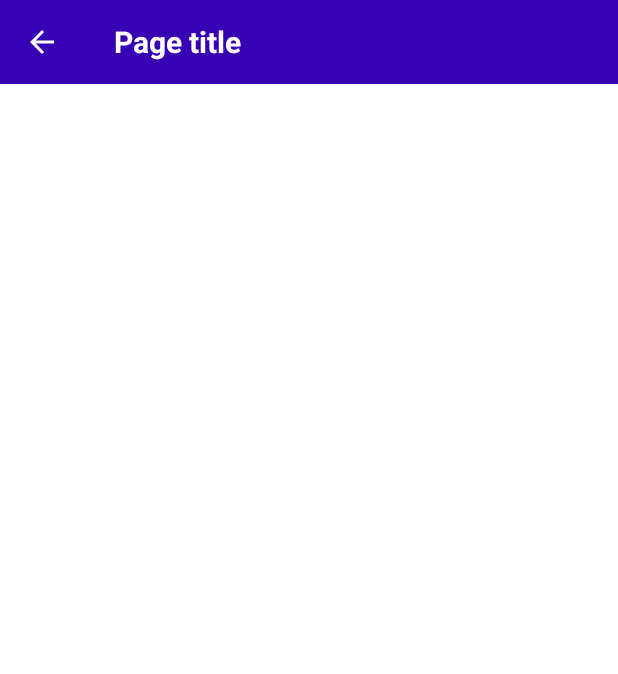
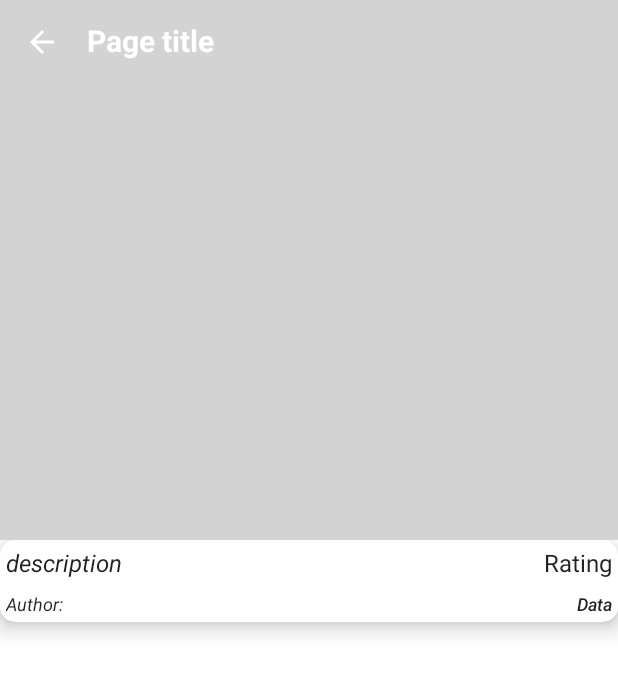
Before and after one commit to jalgas93/Dagger2NewExample, an Android app: the layout fragment_detail.xml on its own in the app's theme, with its tools: preview values and no code run, on a phone screen of 412 x 824 dp. Shown: the top 674 px of the screen. Run offline under Robolectric (Android 15) with nearby library versions, the phone set to English and light mode, and no system bars.

Commit message:
detailFragment collapsingToolbarLayout готов!!!

```diff
--- a/app/build.gradle
+++ b/app/build.gradle
@@ -45,7 +45,7 @@ dependencies {
     implementation "org.jetbrains.kotlin:kotlin-stdlib:$kotlin_version"
     implementation 'androidx.core:core-ktx:1.3.2'
     implementation 'androidx.appcompat:appcompat:1.2.0'
-    implementation 'com.google.android.material:material:1.3.0'
+    implementation  'com.google.android.material:material:1.3.0-rc01'
     implementation 'androidx.constraintlayout:constraintlayout:2.0.4'
     implementation 'androidx.navigation:navigation-fragment-ktx:2.3.3'
     implementation 'androidx.navigation:navigation-ui-ktx:2.3.3'
--- a/app/src/main/java/com/example/dagger2newexample/presentations/detailFragment/DetailFragment.kt
+++ b/app/src/main/java/com/example/dagger2newexample/presentations/detailFragment/DetailFragment.kt
@@ -9,6 +9,7 @@ import android.view.ViewGroup
 import androidx.navigation.Navigation
 import androidx.navigation.fragment.navArgs
 import androidx.recyclerview.widget.LinearLayoutManager
+import com.bumptech.glide.Glide
 import com.example.dagger2newexample.App
 import com.example.dagger2newexample.databinding.FragmentDetailBinding
 import com.example.dagger2newexample.network.RetrofitModel
@@ -60,11 +61,11 @@ class DetailFragment : Fragment() {
 
     private fun setupRecyclerView() {
         var adapter = DetailAdapter()
-        mBinding.rvDetailFragment.apply {
-            this.adapter = adapter
-            layoutManager =
-                LinearLayoutManager(requireContext(), LinearLayoutManager.VERTICAL, false)
-        }
+//        mBinding.rvDetailFragment.apply {
+//            this.adapter = adapter
+//            layoutManager =
+//                LinearLayoutManager(requireContext(), LinearLayoutManager.VERTICAL, false)
+//        }
 
         adapter.setItemClick {
             var action = DetailFragmentDirections.actionDetailFragmentToWebFragment(it)
@@ -72,6 +73,16 @@ class DetailFragment : Fragment() {
         }
            var a = listOf(args.data)
           adapter.submitList(a as List<RetrofitModel>)
+
+        mBinding.tvText.append(args.data?.publisher)
+        mBinding.tvRating.text = args.data?.rating.toString()
+        mBinding.tvData.text = args.data?.dateAdded
+
+
+        args.data?.ingredients?.forEachIndexed { index, value ->
+            mBinding.tvDetailDescription.append( "${value}" + "\n")
+        }
+        Glide.with(requireActivity()).load(args.data?.featuredImage).into(mBinding.image)
     }
 
 
--- a/app/src/main/res/layout/fragment_detail.xml
+++ b/app/src/main/res/layout/fragment_detail.xml
@@ -1,55 +1,163 @@
 <?xml version="1.0" encoding="utf-8"?>
-<androidx.constraintlayout.widget.ConstraintLayout
+
+
+<androidx.coordinatorlayout.widget.CoordinatorLayout
     xmlns:android="http://schemas.android.com/apk/res/android"
+
+    xmlns:app="http://schemas.android.com/apk/res-auto"
     xmlns:tools="http://schemas.android.com/tools"
+    android:id="@+id/coordinatorLayout"
+    android:layout_width="match_parent"
+    android:layout_height="match_parent"
+    android:fitsSystemWindows="true"
+    tools:context="com.example.dagger2newexample.MainActivity"
+    tools:ignore="MergeRootFrame"
+    tools:layout="@layout/item_detail_fragment">
+
+    <com.google.android.material.appbar.AppBarLayout
+        android:id="@+id/appbar"
+        android:layout_width="match_parent"
+        android:layout_height="360dp"
+        android:fitsSystemWindows="true"
+        android:theme="@style/ThemeOverlay.AppCompat.Dark.ActionBar">
+
+
+    <com.google.android.material.appbar.CollapsingToolbarLayout
+        android:id="@+id/toolbar_layout"
+        android:layout_width="match_parent"
+        android:layout_height="match_parent"
+        android:fitsSystemWindows="true"
+        app:contentScrim="?attr/colorPrimary"
+        app:layout_scrollFlags="scroll|exitUntilCollapsed"
+        app:toolbarId="@+id/toolbar"
+        >
+
+        <androidx.appcompat.widget.AppCompatImageView
+            android:id="@+id/image"
             android:layout_width="match_parent"
             android:layout_height="match_parent"
 
-    xmlns:app="http://schemas.android.com/apk/res-auto"
-    tools:layout="@layout/item_detail_fragment">
+            android:fitsSystemWindows="true"
+            android:background="#D3D3D3"
+            android:scaleType="centerCrop"
+            app:layout_collapseMode="parallax" />
+
         <androidx.appcompat.widget.Toolbar
-        android:id="@+id/toolbarFront"
+            android:id="@+id/toolbar"
             android:layout_width="match_parent"
-        android:layout_height="56dp"
-        android:background="#3700B3"
+            android:layout_height="?attr/actionBarSize"
+            app:layout_collapseMode="pin"
+            app:popupTheme="@style/ThemeOverlay.AppCompat.Light">
 
-        app:layout_constraintStart_toStartOf="parent"
-        app:layout_constraintTop_toTopOf="parent"
-        app:layout_constraintEnd_toEndOf="parent">
             <androidx.appcompat.widget.AppCompatImageView
                 android:id="@+id/iv_toolbar"
+                android:background="@drawable/back_24"
                 android:layout_width="24dp"
-            android:background="@drawable/back_24"
-            android:layout_marginTop="16dp"
-            android:layout_marginStart="16dp"
-            android:layout_marginBottom="16dp"
-            android:layout_marginEnd="32dp"
+                android:scaleType="centerCrop"
                 android:layout_height="24dp"/>
+
 
             <androidx.appcompat.widget.AppCompatTextView
                 android:id="@+id/tv_toolbar"
+                android:layout_width="match_parent"
+                android:layout_height="match_parent"
                 android:layout_marginEnd="24dp"
-            android:layout_width="match_parent"
+                android:layout_marginStart="30dp"
+                android:layout_marginBottom="4dp"
+                android:layout_marginTop="2dp"
+                android:gravity="center_vertical"
+                android:paddingLeft="4dp"
                 android:text="Page title"
+                android:textColor="#FFFFFF"
                 android:textSize="20dp"
-            android:textStyle="bold"
-            android:layout_marginBottom="8dp"
-            android:textColor="#FFFFFF"
-            android:paddingLeft="4dp"
-            android:layout_height="wrap_content"/>
+                android:textStyle="bold" />
+
         </androidx.appcompat.widget.Toolbar>
 
 
-    <androidx.recyclerview.widget.RecyclerView
-        android:id="@+id/rv_detail_fragment"
-        app:layoutManager="androidx.recyclerview.widget.LinearLayoutManager"
+
+    </com.google.android.material.appbar.CollapsingToolbarLayout>
+
+    </com.google.android.material.appbar.AppBarLayout>
+
+
+    <androidx.core.widget.NestedScrollView
+        android:id="@+id/plant_detail_scrollview"
+        android:layout_width="match_parent"
+        android:layout_height="match_parent"
+        android:clipToPadding="false"
+        android:paddingBottom="72dp"
+        app:layout_behavior="@string/appbar_scrolling_view_behavior">
+
+        <androidx.cardview.widget.CardView
+            xmlns:android="http://schemas.android.com/apk/res/android"
+            xmlns:app="http://schemas.android.com/apk/res-auto"
+            android:layout_width="match_parent"
+            android:layout_height="wrap_content"
+            app:cardCornerRadius="10dp"
+            app:cardElevation="8dp">
+
+            <androidx.constraintlayout.widget.ConstraintLayout
+                android:layout_width="match_parent"
+                android:layout_height="match_parent">
+
+                <com.google.android.material.textview.MaterialTextView
+                    android:id="@+id/tv_rating"
+                    style="@style/CardView.Light"
+                    android:layout_width="0dp"
+                    android:layout_height="wrap_content"
+                    android:gravity="right"
+                    android:padding="4dp"
+                    android:text="Rating"
+                    android:textSize="16sp"
+                    app:layout_constraintEnd_toEndOf="parent"
+
+                    app:layout_constraintTop_toTopOf="parent" />
+
+                <com.google.android.material.textview.MaterialTextView
+                    android:id="@+id/tv_detail_description"
+                    style="@style/CardView.Light"
+                    android:layout_width="0dp"
+                    android:layout_height="wrap_content"
+                    android:padding="4dp"
+                    android:textSize="16sp"
+                    android:text="description"
+                    android:textStyle="italic"
+                    app:layout_constraintEnd_toStartOf="@id/tv_rating"
                     app:layout_constraintStart_toStartOf="parent"
-        app:layout_constraintTop_toBottomOf="@id/toolbarFront"
+                  app:layout_constraintTop_toTopOf="parent" />
+
+                <com.google.android.material.textview.MaterialTextView
+                    android:id="@+id/tv_text"
+                    style="@style/CardView.Dark"
+                    android:layout_width="0dp"
+                    android:layout_height="wrap_content"
+                    android:padding="4dp"
+                    android:text="Author: "
+                    android:textSize="12sp"
+                    android:textStyle="italic"
+                    app:layout_constraintEnd_toStartOf="@id/tv_data"
+                    app:layout_constraintStart_toStartOf="parent"
+                    app:layout_constraintTop_toBottomOf="@id/tv_detail_description" />
+
+                <com.google.android.material.textview.MaterialTextView
+                    android:id="@+id/tv_data"
+                    style="@style/TextAppearance.AppCompat.Body2"
+                    android:layout_width="0dp"
+                    android:layout_height="wrap_content"
+                    android:padding="4dp"
+                    android:text="Data"
+                    android:textAlignment="textEnd"
+                    android:textSize="12sp"
+                    android:textStyle="italic"
                     app:layout_constraintEnd_toEndOf="parent"
-        android:layout_width="match_parent"
-        android:layout_marginStart="4dp"
-        android:layout_marginEnd="4dp"
-        android:layout_marginTop="4dp"
-        android:layout_height="wrap_content"/>
+                    app:layout_constraintStart_toEndOf="@id/tv_text"
+                    app:layout_constraintTop_toBottomOf="@id/tv_detail_description" />
 
             </androidx.constraintlayout.widget.ConstraintLayout>
+        </androidx.cardview.widget.CardView>
+    </androidx.core.widget.NestedScrollView>
+
+
+
+</androidx.coordinatorlayout.widget.CoordinatorLayout>
--- a/app/src/main/res/layout/fragment_main.xml
+++ b/app/src/main/res/layout/fragment_main.xml
@@ -1,7 +1,8 @@
 <?xml version="1.0" encoding="utf-8"?>
 
 
-<androidx.coordinatorlayout.widget.CoordinatorLayout xmlns:android="http://schemas.android.com/apk/res/android"
+<androidx.coordinatorlayout.widget.CoordinatorLayout
+    xmlns:android="http://schemas.android.com/apk/res/android"
     xmlns:app="http://schemas.android.com/apk/res-auto"
     xmlns:tools="http://schemas.android.com/tools"
     android:layout_width="match_parent"
```
Lines whose indentation alone changed are shown as unchanged.
